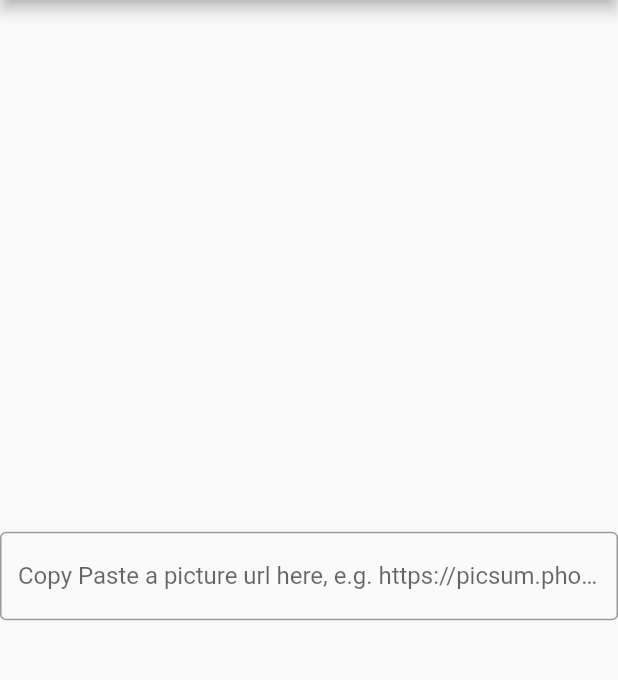
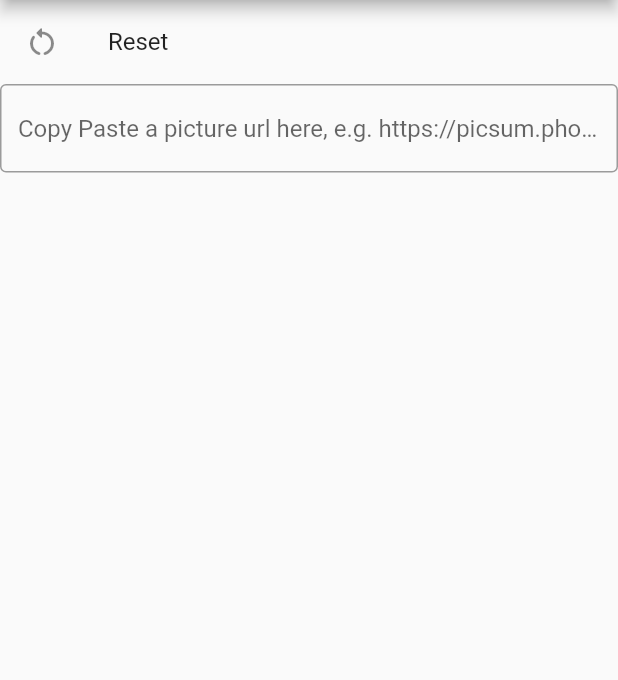
Before and after one commit to ActuallyHappening/SchoolBoxStyling, a Flutter app: the MainSchoolBoxIconRoute screen opened by its route, on a phone screen of 412 x 824 dp, the part 84-764 px from its top. Run offline on Flutter 3.47's test engine with Material 2 defaults, Android fonts, the phone set to English and light mode, and no system bars; our stand-ins replace flutter_colorpicker; missing offline and left inert: dart:js.

```diff
--- a/schoolbox_styling/lib/main.dart
+++ b/schoolbox_styling/lib/main.dart
@@ -92,7 +92,18 @@ class MainSchoolBoxIconRoute extends StatelessWidget {
         title: const Text("Picture URL Choser"),
       ),
       drawer: const MyAppDrawer(),
-      body: Center(
+      body: ListView(
+        children: [
+          ListTile(
+            leading: const Icon(Icons.restart_alt_rounded),
+            title: const Text("Reset"),
+            onTap: () {
+              // print("$propertyKey reset");
+              sendNewValue(KnownKeys.mainSchoolBoxIconURL,
+                  "/images/logo.php?logo=skin_logo_large&size=hidpi");
+            },
+          ),
+          Center(
             child: TextField(
               onChanged: (String text) {
                 print("New URL text: $text");
@@ -104,6 +115,8 @@ class MainSchoolBoxIconRoute extends StatelessWidget {
                     'Copy Paste a picture url here, e.g. https://picsum.photos/300/300 ',
               ),
             ),
+          )
+        ],
       ),
     );
   }
```
Also changed, not shown: styling/Old Icon.png (added), 2 other files. Lines whose indentation alone changed are shown as unchanged.
